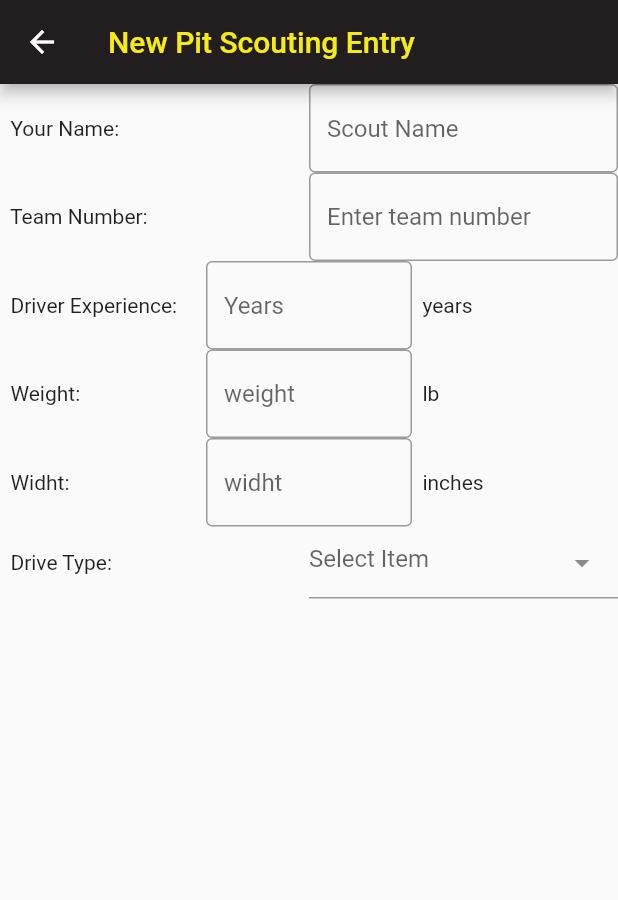
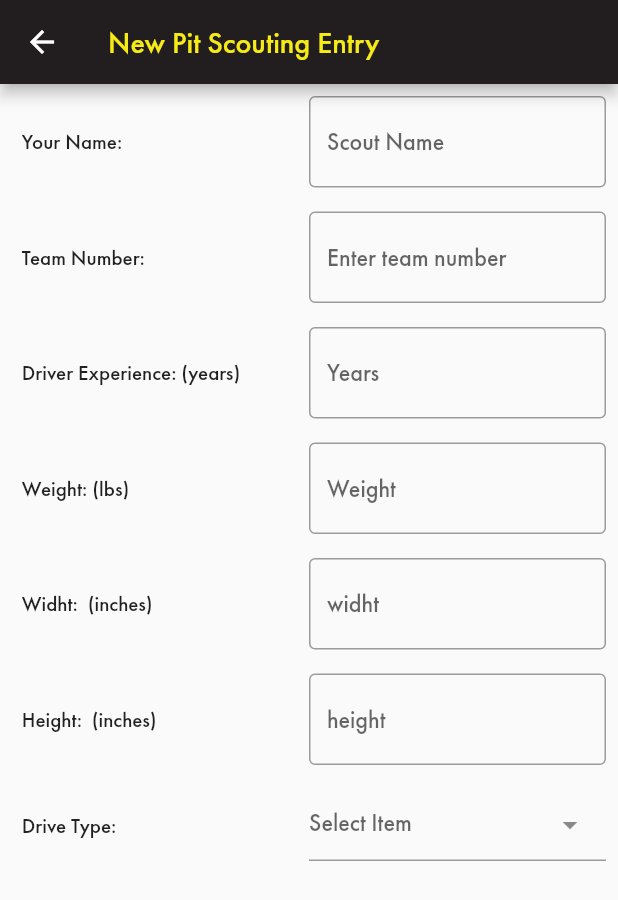
Before and after one commit to samp42/TechScout2023, a Flutter app: the screen it shows after launch, after a tap on the "add" icon, on a phone screen of 412 x 824 dp. Shown: the top 900 px of the screen. Run offline on Flutter 3.47's test engine with Material 2 defaults, Android fonts, the light colour scheme and no system bars; drawn by our look-alikes of dropdown_textfield; project files that could hold a hidden picture were left out.

Commit message:
add padding to Pit Scouting Entry

```diff
--- a/Scout/lib/main.dart
+++ b/Scout/lib/main.dart
@@ -23,6 +23,7 @@ class MyApp extends StatelessWidget {
       title: _title,
       theme: ThemeData(
         primarySwatch: materialBlackT4K,
+        fontFamily: 'Futura',
       ),
       home: MyHomePage(title: _title),
     );
--- a/Scout/lib/views/pit_scouting/pit_scouting_entry.dart
+++ b/Scout/lib/views/pit_scouting/pit_scouting_entry.dart
@@ -17,9 +17,10 @@ class PitScoutingEntry extends StatelessWidget {
             style: TextStyle(color: yellowT4K),
           ),
         ),
-        body: Container(
-          child: Column(children: <Widget>[
-            Row(children: const <Widget>[
+        body: Column(children: <Widget>[
+          Padding(
+            padding: const EdgeInsets.all(8.0),
+            child: Row(children: const <Widget>[
               Expanded(child: Text('  Your Name: ')),
               Expanded(
                   child: TextField(
@@ -27,7 +28,10 @@ class PitScoutingEntry extends StatelessWidget {
                     border: OutlineInputBorder(), hintText: 'Scout Name'),
               ))
             ]),
-            Row(children: const <Widget>[
+          ),
+          Padding(
+            padding: const EdgeInsets.all(8.0),
+            child: Row(children: const <Widget>[
               Expanded(child: Text('  Team Number: ')),
               Expanded(
                   child: TextField(
@@ -36,8 +40,11 @@ class PitScoutingEntry extends StatelessWidget {
                     hintText: 'Enter team number'),
               ))
             ]),
-            Row(children: const <Widget>[
-              Expanded(child: Text('  Driver Experience: ')),
+          ),
+          Padding(
+            padding: const EdgeInsets.all(8.0),
+            child: Row(children: const <Widget>[
+              Expanded(child: Text('  Driver Experience: (years)')),
               Expanded(
                   child: TextField(
                 decoration: InputDecoration(
@@ -45,37 +52,54 @@ class PitScoutingEntry extends StatelessWidget {
                   hintText: 'Years',
                 ),
               )),
-              Expanded(child: Text('  years')),
             ]),
-            Row(children: const <Widget>[
-              Expanded(child: Text('  Weight: ')),
+          ),
+          Padding(
+            padding: const EdgeInsets.all(8.0),
+            child: Row(children: const <Widget>[
+              Expanded(child: Text('  Weight: (lbs)')),
               Expanded(
                   child: TextField(
                 decoration: InputDecoration(
-                    border: OutlineInputBorder(), hintText: 'weight'),
+                    border: OutlineInputBorder(), hintText: 'Weight'),
               )),
-              Expanded(
-                child: Text('  lb'),
-              )
             ]),
-            Row(children: const <Widget>[
-              Expanded(child: Text('  Widht:  ')),
+          ),
+          Padding(
+            padding: const EdgeInsets.all(8.0),
+            child: Row(children: const <Widget>[
+              Expanded(child: Text('  Widht:  (inches)')),
               Expanded(
                   child: TextField(
                 decoration: InputDecoration(
                     border: OutlineInputBorder(), hintText: 'widht'),
               )),
-              Expanded(child: Text('  inches'))
             ]),
-            Row(children: const <Widget>[
+          ),
+          Padding(
+            padding: const EdgeInsets.all(8.0),
+            child: Row(children: const <Widget>[
+              Expanded(child: Text('  Height:  (inches)')),
+              Expanded(
+                  child: TextField(
+                decoration: InputDecoration(
+                    border: OutlineInputBorder(), hintText: 'height'),
+              )),
+            ]),
+          ),
+          Padding(
+            padding: const EdgeInsets.all(8.0),
+            child: Row(children: const <Widget>[
               Expanded(child: Text('  Drive Type:  ')),
               Expanded(
-                  child: DropDownTextField(dropDownList: const [
+                  child: DropDownTextField(dropDownList: [
                 DropDownValueModel(name: 'Swerve', value: 'Swerve'),
                 DropDownValueModel(name: 'Tank', value: 'Tank'),
                 DropDownValueModel(name: 'Other', value: 'Other')
               ]))
             ]),
+          ),
+
           /*   Scrollbar(
             thumbVisibility: false,
             controller: _scrollController,
@@ -90,7 +114,6 @@ class PitScoutingEntry extends StatelessWidget {
                 }),
           ),*/
         ]),
-        ),
         resizeToAvoidBottomInset:
             false // the scaffold is not going to resize when open keyboard
         );
--- a/Scout/pubspec.yaml
+++ b/Scout/pubspec.yaml
@@ -59,6 +59,11 @@ flutter:
   # included with your application, so that you can use the icons in
   # the material Icons class.
   uses-material-design: true
+  fonts:
+    - family: Futura
+      fonts:
+        - asset: lib/font/FuturaCyrillicMedium.ttf
+          style: normal
 
   # To add assets to your application, add an assets section, like this:
   # assets:
```
Also changed, not shown: Scout/lib/font/FuturaCyrillicBold.ttf (added), Scout/lib/font/FuturaCyrillicBook.ttf (added), Scout/lib/font/FuturaCyrillicDemi.ttf (added), Scout/lib/font/FuturaCyrillicExtraBold.ttf (added), Scout/lib/font/FuturaCyrillicHeavy.ttf (added), Scout/lib/font/FuturaCyrillicLight.ttf (added), Scout/lib/font/FuturaCyrillicMedium.ttf (added). Lines whose indentation alone changed are shown as unchanged.
